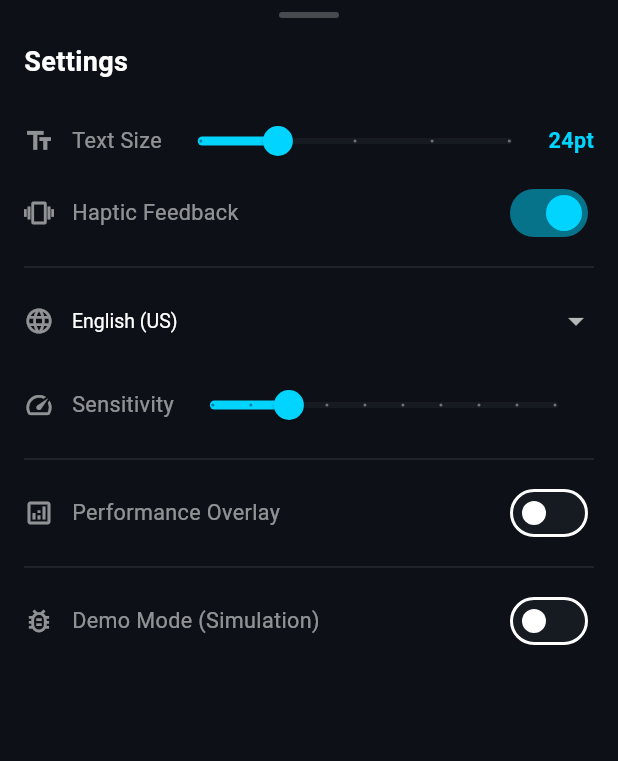
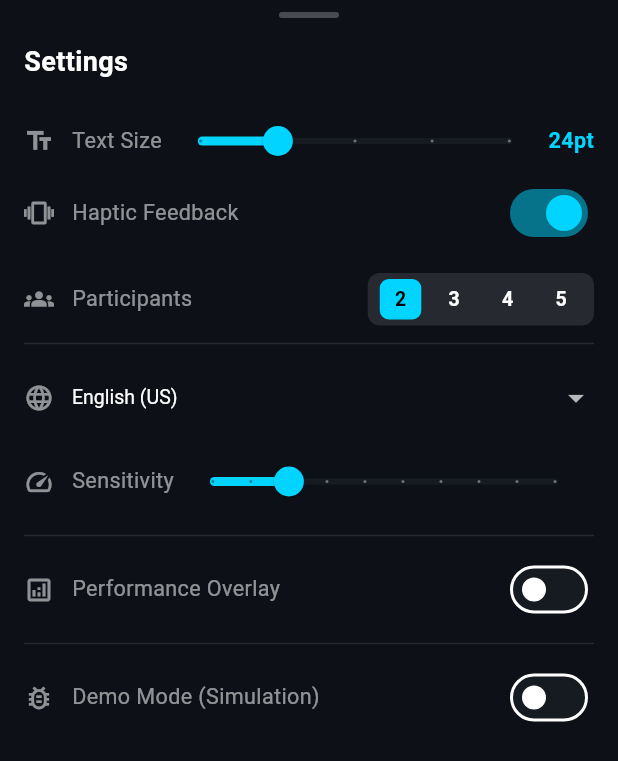
Before and after one commit to Skan22/SANAD, a Flutter app: the SettingsPanel widget shown alone on an empty page, opened directly, on a phone screen of 412 x 824 dp. Shown: the top 761 px of the screen. Run offline on Flutter 3.47's test engine with Material 3 defaults, Android fonts, the phone set to English and light mode, and no system bars; our stand-ins replace shared_preferences, sqflite, vibration; missing offline and left inert: record, vosk_flutter; accounts and stored records are empty.

Commit message:
pahse 4 final implementations

```diff
--- a/SecondVoice_MVP/mobile_app/lib/services/conversation_provider.dart
+++ b/SecondVoice_MVP/mobile_app/lib/services/conversation_provider.dart
@@ -39,6 +39,8 @@ class ConversationProvider extends ChangeNotifier {
 
   // ── Configuration ─────────────────────────────────────────────────
   double _pauseThreshold = 0.5;
+  int _maxParticipants = 2; // Default to 2 for Phase 4 focus
+
 
   ConversationProvider() {
     _audioService = AudioStreamService(
@@ -47,6 +49,7 @@ class ConversationProvider extends ChangeNotifier {
       onError: _handleError,
       onListeningStateChanged: _handleListeningStateChanged,
       pauseThreshold: _pauseThreshold,
+      maxParticipants: _maxParticipants,
     );
 
     _amplitudeSubscription = _audioService.amplitudeStream.listen((amplitude) {
@@ -68,6 +71,9 @@ class ConversationProvider extends ChangeNotifier {
     // Load preferences
     _fontSize = _prefs!.getDouble('font_size') ?? 24.0;
     _pauseThreshold = _prefs!.getDouble('pause_threshold') ?? 0.5;
+    _maxParticipants = _prefs!.getInt('max_participants') ?? 2;
+    _audioService.pauseThreshold = _pauseThreshold;
+    _audioService.maxParticipants = _maxParticipants;
     _currentModelPath = _prefs!.getString('current_model_path') ?? 'assets/models/vosk-model-small-en-us-0.15.zip';
     _showPerformanceOverlay = _prefs!.getBool('show_performance_overlay') ?? false;
     _audioService.forceDemoMode = _prefs!.getBool('demo_mode') ?? false;
@@ -101,12 +107,21 @@ class ConversationProvider extends ChangeNotifier {
   bool get isInitialized => _isInitialized;
   bool get hapticEnabled => HapticService.enabled;
   double get pauseThreshold => _pauseThreshold;
+  int get maxParticipants => _maxParticipants;
   String? get errorMessage => _errorMessage;
   double get currentAmplitude => _currentAmplitude;
   String get currentModelPath => _currentModelPath;
   int get currentLatency => _currentLatency;
   bool get showPerformanceOverlay => _showPerformanceOverlay;
   bool get demoMode => _audioService.forceDemoMode;
+
+  /// Update max participants
+  void setMaxParticipants(int count) {
+    _maxParticipants = count;
+    _audioService.maxParticipants = count;
+    _prefs?.setInt('max_participants', count);
+    notifyListeners();
+  }
 
   /// Initialize audio service
   Future<bool> initialize() async {
--- a/SecondVoice_MVP/mobile_app/lib/widgets/settings_panel.dart
+++ b/SecondVoice_MVP/mobile_app/lib/widgets/settings_panel.dart
@@ -13,6 +13,7 @@ class SettingsPanel extends StatelessWidget {
       builder: (context, provider, _) {
         return Container(
           padding: const EdgeInsets.fromLTRB(16, 8, 16, 24),
+          child: SingleChildScrollView(
             child: Column(
               mainAxisSize: MainAxisSize.min,
               crossAxisAlignment: CrossAxisAlignment.start,
@@ -91,6 +92,55 @@ class SettingsPanel extends StatelessWidget {
                       onChanged: (value) => provider.setHapticEnabled(value),
                       activeTrackColor: AppColors.neonBlue.withAlpha(128),
                       activeThumbColor: AppColors.neonBlue,
+                    ),
+                  ],
+                ),
+
+                const SizedBox(height: 16),
+
+                // Speaker Count Row
+                Row(
+                  children: [
+                    const Icon(Icons.groups, size: 20, color: AppColors.textSecondary),
+                    const SizedBox(width: 12),
+                    Text(
+                      'Participants',
+                      style: TextStyle(
+                        color: AppColors.textSecondary,
+                        fontSize: provider.fontSize * 0.6,
+                      ),
+                    ),
+                    const Spacer(),
+                    Container(
+                      padding: const EdgeInsets.symmetric(horizontal: 4),
+                      decoration: BoxDecoration(
+                        color: AppColors.surfaceBorder,
+                        borderRadius: BorderRadius.circular(8),
+                      ),
+                      child: Row(
+                        children: [2, 3, 4, 5].map((count) {
+                          final isSelected = provider.maxParticipants == count;
+                          return GestureDetector(
+                            onTap: () => provider.setMaxParticipants(count),
+                            child: Container(
+                              margin: const EdgeInsets.symmetric(horizontal: 4, vertical: 4),
+                              padding: const EdgeInsets.symmetric(horizontal: 10, vertical: 4),
+                              decoration: BoxDecoration(
+                                color: isSelected ? AppColors.neonBlue : Colors.transparent,
+                                borderRadius: BorderRadius.circular(6),
+                              ),
+                              child: Text(
+                                count.toString(),
+                                style: TextStyle(
+                                  color: isSelected ? Colors.black : Colors.white,
+                                  fontWeight: FontWeight.bold,
+                                  fontSize: 13,
+                                ),
+                              ),
+                            ),
+                          );
+                        }).toList(),
+                      ),
                     ),
                   ],
                 ),
@@ -201,6 +251,7 @@ class SettingsPanel extends StatelessWidget {
                 ),
               ],
             ),
+          ),
         );
       },
     );
```
Also changed, not shown: SecondVoice_MVP/mobile_app/lib/screens/conversation_screen.dart (+72 -3 lines), SecondVoice_MVP/mobile_app/lib/services/audio_stream_service.dart (+18 -8 lines). Lines whose indentation alone changed are shown as unchanged.
